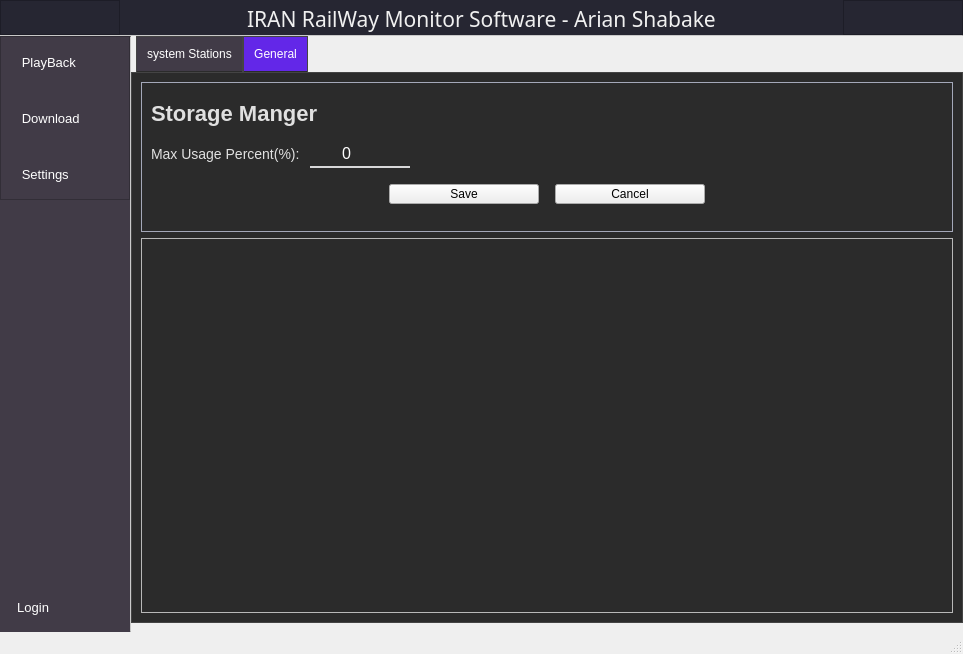
amirhossein-mlkz/railProject_server, file UIFiles/main_UI.ui: the form before one commit.
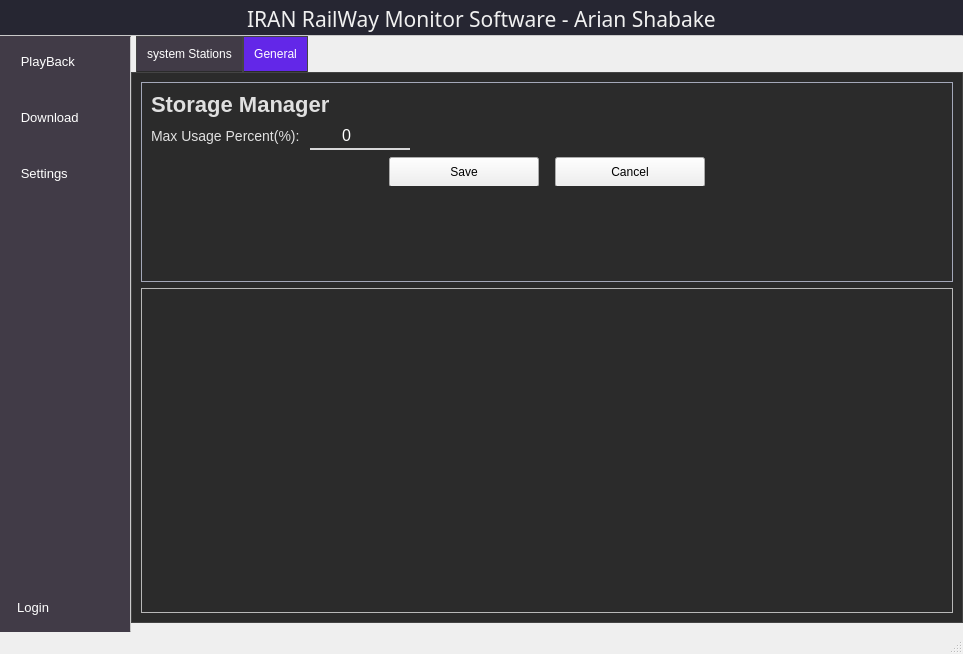
The form after the commit. The open tabs and pages were chosen to show the change. Icons and pictures are not drawn. Custom widgets are drawn as their Qt base class.

The edit to the form file:
```diff
--- a/UIFiles/main_UI.ui
+++ b/UIFiles/main_UI.ui
@@ -421,7 +421,7 @@
           </size>
          </property>
          <property name="frameShape">
-          <enum>QFrame::Shape::StyledPanel</enum>
+          <enum>QFrame::Shape::NoFrame</enum>
          </property>
          <property name="frameShadow">
           <enum>QFrame::Shadow::Raised</enum>
@@ -462,7 +462,7 @@
           </size>
          </property>
          <property name="frameShape">
-          <enum>QFrame::Shape::StyledPanel</enum>
+          <enum>QFrame::Shape::NoFrame</enum>
          </property>
          <property name="frameShadow">
           <enum>QFrame::Shadow::Raised</enum>
@@ -714,7 +714,7 @@
              <item>
               <widget class="QFrame" name="side_menu_frame">
                <property name="frameShape">
-                <enum>QFrame::Shape::StyledPanel</enum>
+                <enum>QFrame::Shape::NoFrame</enum>
                </property>
                <property name="frameShadow">
                 <enum>QFrame::Shadow::Raised</enum>
@@ -1075,7 +1075,7 @@
              <number>2</number>
             </property>
             <property name="currentIndex">
-             <number>3</number>
+             <number>1</number>
             </property>
             <widget class="QWidget" name="page_playback">
              <property name="styleSheet">
@@ -2105,8 +2105,8 @@
                           <rect>
                            <x>0</x>
                            <y>0</y>
-                           <width>170</width>
-                           <height>442</height>
+                           <width>498</width>
+                           <height>470</height>
                           </rect>
                          </property>
                          <property name="styleSheet">
@@ -2654,7 +2654,7 @@
                     <property name="maximumSize">
                      <size>
                       <width>16777215</width>
-                      <height>150</height>
+                      <height>200</height>
                      </size>
                     </property>
                     <property name="styleSheet">
@@ -2685,7 +2685,7 @@
 font-size: 22px;</string>
                        </property>
                        <property name="text">
-                        <string>Storage Manger</string>
+                        <string>Storage Manager</string>
                        </property>
                       </widget>
                      </item>
@@ -2704,9 +2704,6 @@
                          </property>
                         </widget>
                        </item>
-                       <item row="0" column="1">
-                        <widget class="QSpinBox" name="storage_clean_max_usage"/>
-                       </item>
                        <item row="0" column="2">
                         <spacer name="horizontalSpacer_3">
                          <property name="orientation">
@@ -2720,6 +2717,9 @@
                          </property>
                         </spacer>
                        </item>
+                       <item row="0" column="1">
+                        <widget class="QSpinBox" name="storage_clean_max_usage"/>
+                       </item>
                       </layout>
                      </item>
                      <item>
@@ -2758,7 +2758,7 @@
                           <property name="minimumSize">
                            <size>
                             <width>150</width>
-                            <height>0</height>
+                            <height>30</height>
                            </size>
                           </property>
                           <property name="maximumSize">
@@ -2802,7 +2802,7 @@
                           <property name="minimumSize">
                            <size>
                             <width>150</width>
-                            <height>0</height>
+                            <height>30</height>
                            </size>
                           </property>
                           <property name="maximumSize">
@@ -2841,6 +2841,19 @@
                        </layout>
                       </widget>
                      </item>
+                     <item>
+                      <widget class="MessageWidget" name="storage_manager_msg" native="true">
+                       <property name="minimumSize">
+                        <size>
+                         <width>0</width>
+                         <height>40</height>
+                        </size>
+                       </property>
+                       <property name="styleSheet">
+                        <string notr="true"/>
+                       </property>
+                      </widget>
+                     </item>
                     </layout>
                    </widget>
                   </item>
```
